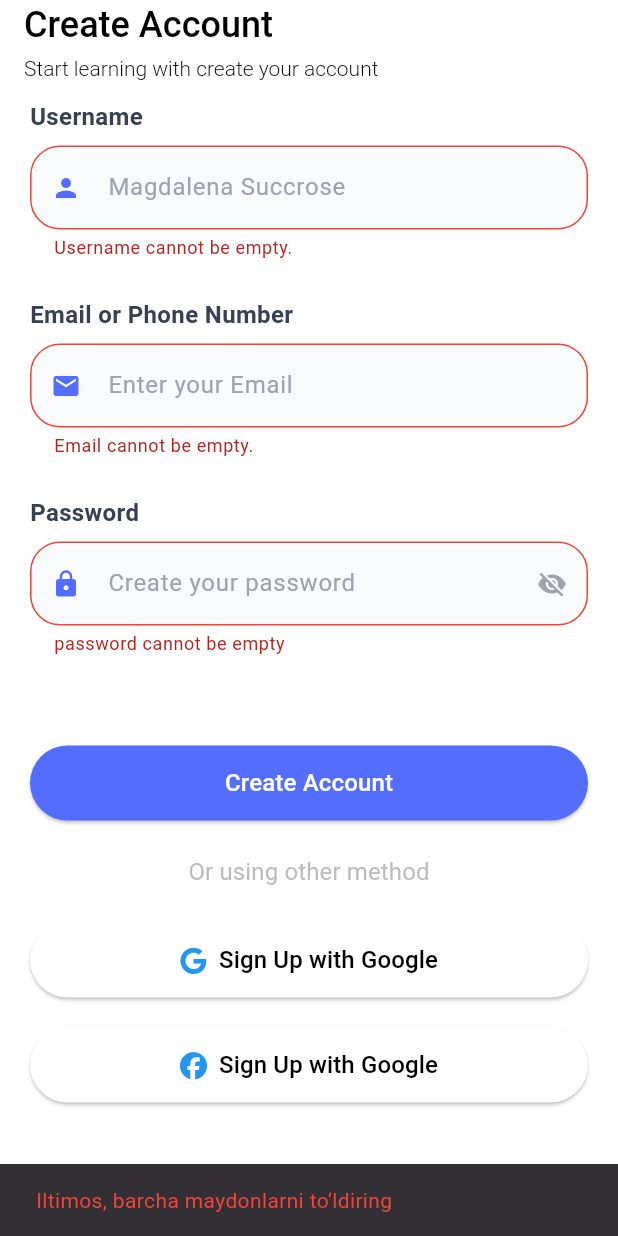
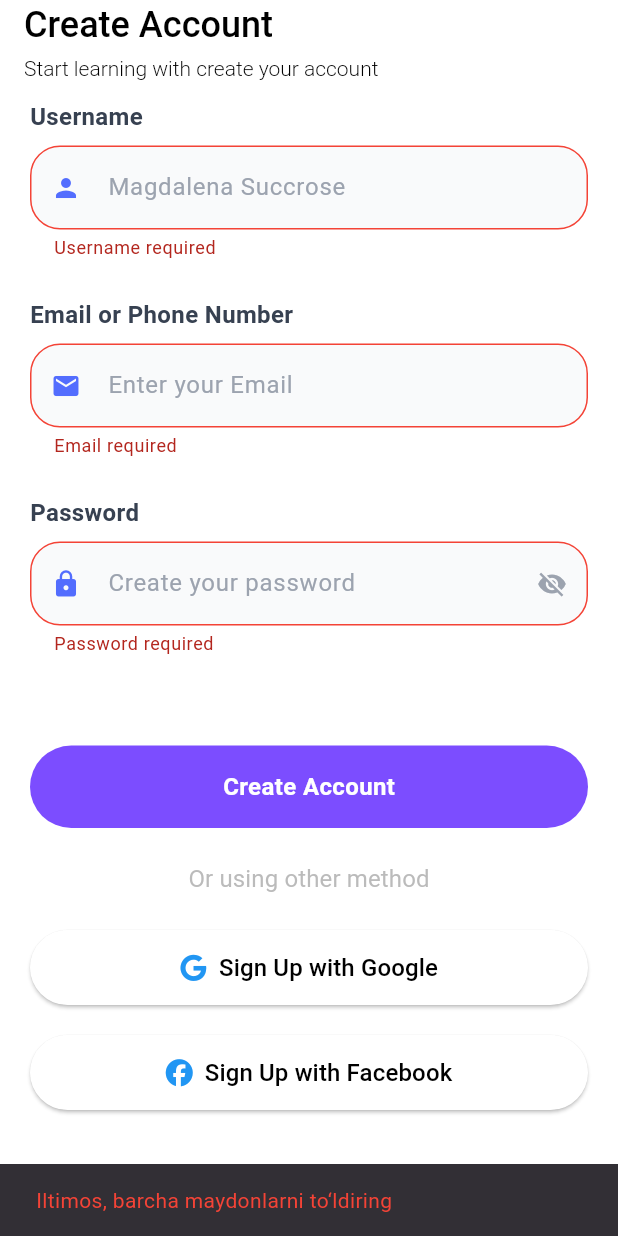
Before and after one commit to nurmuhammad0126/uy_ishi, a Flutter app: the RegisterPage screen opened by its route, after a tap on "Create Account", on a phone screen of 412 x 824 dp. Run offline on Flutter 3.47's test engine with Material 3 defaults, Android fonts, the phone set to English and light mode, and no system bars; our stand-ins replace cached_network_image, dio, flutter_bloc, font_awesome_flutter, go_router, shared_preferences and 1 more; accounts and stored records are empty.

Commit message:
Auth coplate

```diff
--- a/lib/core/routes/app_routes.dart
+++ b/lib/core/routes/app_routes.dart
@@ -1,4 +1,5 @@
 import 'package:ecommer_app_market/features/auth/presentation/pages/register_screen.dart';
+import 'package:ecommer_app_market/features/home/presentation/pages/home_screen.dart';
 import 'package:ecommer_app_market/features/onboarding/presentation/pages/on_boarding_screen.dart';
 import 'package:ecommer_app_market/features/onboarding/presentation/pages/splash_screen.dart';
 import 'package:flutter/material.dart';
@@ -42,7 +43,7 @@ class AppRoutes {
       ),
       GoRoute(
         path: AppNames.home,
-        builder: (context, state) => const PlaceholderScreen(title: 'Home'),
+        builder: (context, state) => const HomeScreen(),
       ),
       GoRoute(
         path: AppNames.cart,
--- a/lib/features/auth/data/repository/auth_repository.dart
+++ b/lib/features/auth/data/repository/auth_repository.dart
@@ -17,6 +17,7 @@ class AuthRepository {
       final res = await _authRemote.registerUser(user);
 
       await _localDatasource.saveUser(res);
+      return res;
     } catch (e) {
       print("Register failed: $e");
     }
--- a/lib/features/auth/presentation/pages/register_screen.dart
+++ b/lib/features/auth/presentation/pages/register_screen.dart
@@ -1,6 +1,14 @@
+import 'package:ecommer_app_market/core/extension/context_extensions.dart';
 import 'package:ecommer_app_market/core/extension/gap.dart';
+import 'package:ecommer_app_market/core/extension/size_extensions.dart';
+import 'package:ecommer_app_market/core/routes/app_names.dart';
+import 'package:ecommer_app_market/core/widgets/w_button.dart';
+import 'package:ecommer_app_market/features/auth/data/model/auth_model.dart';
+import 'package:ecommer_app_market/features/auth/presentation/bloc/auth_bloc.dart';
 import 'package:flutter/material.dart';
+import 'package:flutter_bloc/flutter_bloc.dart';
 import 'package:font_awesome_flutter/font_awesome_flutter.dart';
+import 'package:go_router/go_router.dart';
 
 import '../widgets/w_custom_text_field.dart';
 import '../widgets/w_global_bottom.dart';
@@ -24,15 +32,12 @@ class _RegisterPageState extends State<RegisterPage> {
 
   void _submit() {
     if (_key.currentState!.validate()) {
-      ScaffoldMessenger.of(context).showSnackBar(
-        SnackBar(
-          content: GlobalText(
-            text: "Success",
-            color: Colors.white,
-            fontSize: 20,
-          ),
-        ),
+      final user = AuthModel(
+        username: _userNamecontroller.text,
+        email: _emailController.text,
+        password: _passwordController.text,
       );
+      context.read<AuthBloc>().add(AuthRegisterEvent(user: user));
     } else {
       ScaffoldMessenger.of(context).showSnackBar(
         SnackBar(
@@ -54,7 +59,6 @@ class _RegisterPageState extends State<RegisterPage> {
         backgroundColor: Colors.white,
         title: Column(
           spacing: 5,
-          mainAxisAlignment: MainAxisAlignment.start,
           crossAxisAlignment: CrossAxisAlignment.start,
           children: [
             GlobalText(
@@ -72,7 +76,24 @@ class _RegisterPageState extends State<RegisterPage> {
           ],
         ),
       ),
-      body: SingleChildScrollView(
+      body: BlocListener<AuthBloc, AuthState>(
+        listenWhen:
+            (previous, current) =>
+                previous.bottonStatus != current.bottonStatus,
+        listener: (context, state) {
+          if (state.bottonStatus == AuthStatus.success) {
+            context.go(AppNames.home);
+          } else if (state.bottonStatus == AuthStatus.error) {
+            ScaffoldMessenger.of(context)
+              ..clearSnackBars()
+              ..showSnackBar(
+                SnackBar(
+                  content: Text("Ro'yxatdan o'tishda xatolik yuz berdi"),
+                ),
+              );
+          }
+        },
+        child: SingleChildScrollView(
           padding: EdgeInsets.symmetric(horizontal: 20),
           child: Column(
             children: [
@@ -87,24 +108,22 @@ class _RegisterPageState extends State<RegisterPage> {
                       hintText: "Magdalena Succrose",
                       prefixIcon: Icons.person,
                       controller: _userNamecontroller,
-                    validator: (value) {
-                      if (value == null || value.isEmpty) {
-                        return "Username cannot be empty.";
-                      }
-                      return null;
-                    },
+                      validator:
+                          (value) =>
+                              value == null || value.isEmpty
+                                  ? "Username required"
+                                  : null,
                     ),
                     CustomTextFormField(
                       title: "Email or Phone Number",
                       hintText: "Enter your Email",
                       prefixIcon: Icons.email,
                       controller: _emailController,
-                    validator: (value) {
-                      if (value == null || value.isEmpty) {
-                        return "Email cannot be empty.";
-                      }
-                      return null;
-                    },
+                      validator:
+                          (value) =>
+                              value == null || value.isEmpty
+                                  ? "Email required"
+                                  : null,
                     ),
                     CustomTextFormField(
                       title: 'Password',
@@ -112,24 +131,43 @@ class _RegisterPageState extends State<RegisterPage> {
                       isPassword: true,
                       prefixIcon: Icons.lock,
                       controller: _passwordController,
-                    validator: (value) {
-                      if (value == null || value.isEmpty) {
-                        return "password cannot be empty";
-                      }
-                      return null;
-                    },
+                      validator:
+                          (value) =>
+                              value == null || value.isEmpty
+                                  ? "Password required"
+                                  : null,
                     ),
                   ],
                 ),
               ),
               60.g,
-            GlobalButton(
-              text: 'Create Account',
-              onPressed: () => _submit(),
-              backgroundColor: Colors.indigoAccent,
+              BlocBuilder<AuthBloc, AuthState>(
+                builder: (context, state) {
+                  return WButton(
+                    onTap: _submit,
+                    borderRadius: 30.w,
                     width: double.infinity,
-              height: 50,
-              borderRadius: 50,
+                    color: context.colors.primary,
+                    padding: EdgeInsets.symmetric(vertical: 16.h),
+                    child:
+                        state.bottonStatus == AuthStatus.loading
+                            ? SizedBox(
+                              width: 20,
+                              height: 20,
+                              child: CircularProgressIndicator(
+                                color: context.colors.white,
+                              ),
+                            )
+                            : Center(
+                              child: Text(
+                                "Create Account",
+                                style: context.styles.s16w600.copyWith(
+                                  color: context.colors.white,
+                                ),
+                              ),
+                            ),
+                  );
+                },
               ),
               10.g,
               TextButton(
@@ -152,7 +190,7 @@ class _RegisterPageState extends State<RegisterPage> {
               ),
               20.g,
               GlobalButton(
-              text: 'Sign Up with Google',
+                text: 'Sign Up with Facebook',
                 textColor: Colors.black,
                 onPressed: () {},
                 backgroundColor: Colors.white,
@@ -164,6 +202,7 @@ class _RegisterPageState extends State<RegisterPage> {
             ],
           ),
         ),
+      ),
     );
   }
 }
```
Also changed, not shown: lib/features/auth/data/model/auth_model.dart (+10 -6 lines), lib/main.dart (+20 -1 lines). Lines whose indentation alone changed are shown as unchanged.
